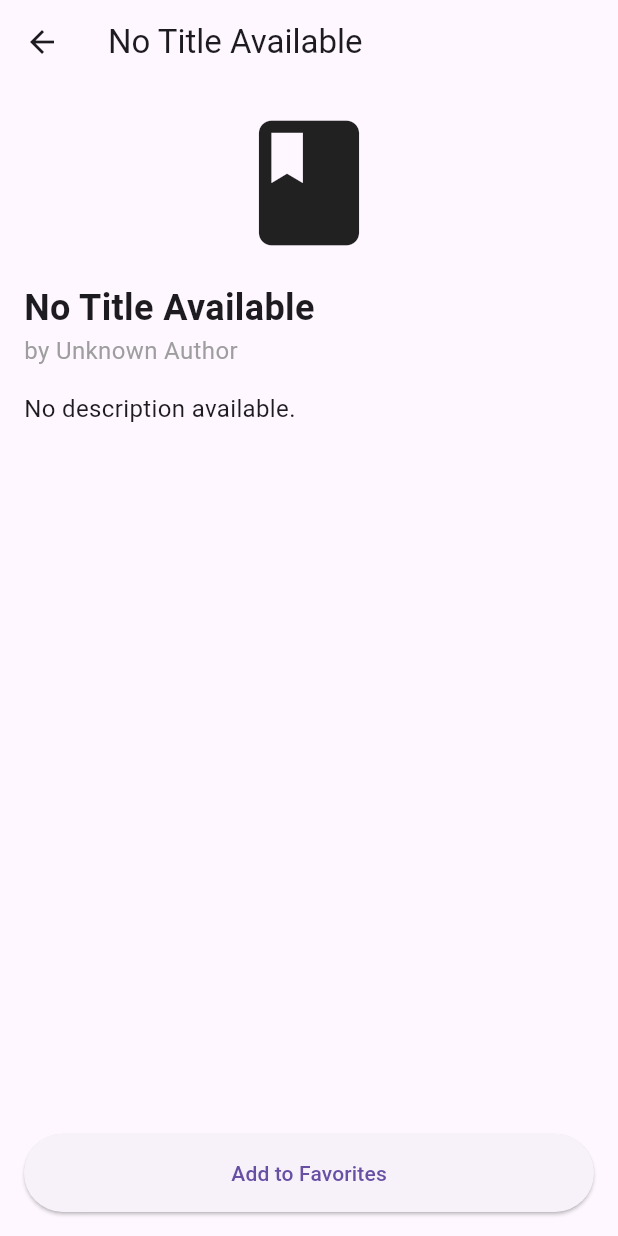
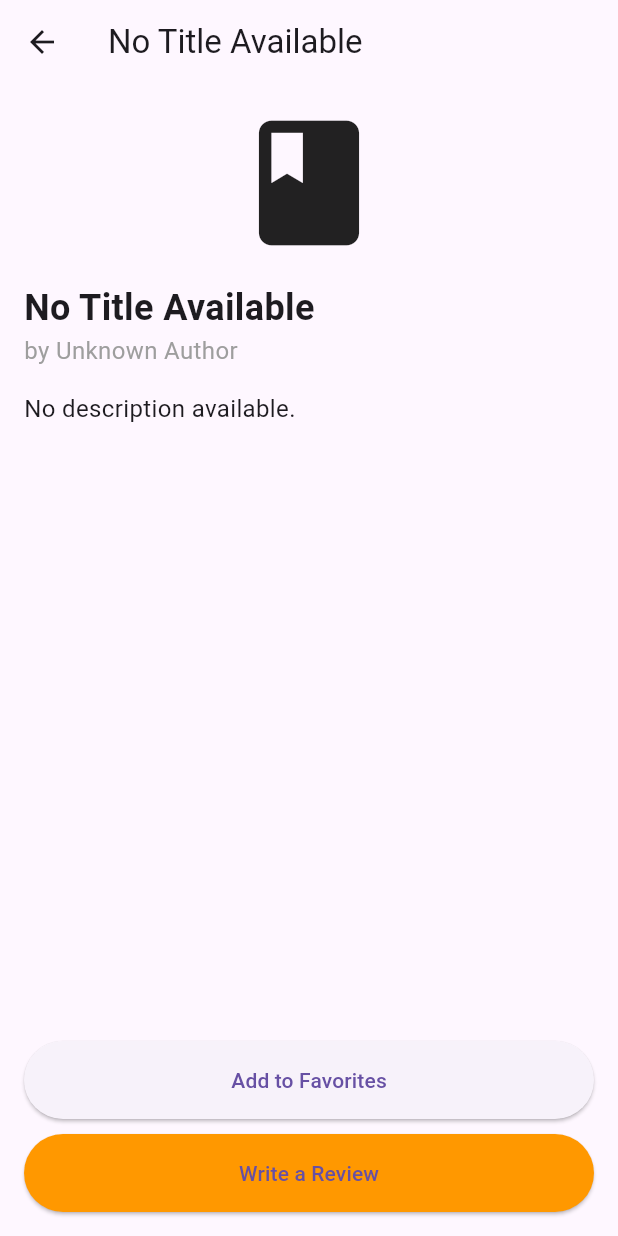
Before and after one commit to Jmorris104/project2, a Flutter app: the BookDetailsScreen screen opened directly with empty values, on a phone screen of 412 x 824 dp. Run offline on Flutter 3.47's test engine with Material 3 defaults, Android fonts, the phone set to English and light mode, and no system bars.

Commit message:
fixed the review section

```diff
--- a/lib/book_details.dart
+++ b/lib/book_details.dart
@@ -1,5 +1,5 @@
 import 'package:flutter/material.dart';
-
+import 'review_screen.dart';
 class BookDetailsScreen extends StatelessWidget {
   final Map<String, String> book;
   final List<Map<String, String>> favorites;
@@ -16,6 +16,9 @@ class BookDetailsScreen extends StatelessWidget {
     final String author = book['author'] ?? 'Unknown Author';
     final String description = book['description'] ?? 'No description available.';
     final String thumbnail = book['thumbnail'] ?? '';
+
+    // Simulated reviews map (you can integrate this with your existing structure)
+    final Map<String, List<Map<String, dynamic>>> reviews = {};
 
     return Scaffold(
       appBar: AppBar(
@@ -59,7 +62,9 @@ class BookDetailsScreen extends StatelessWidget {
           ),
           Padding(
             padding: const EdgeInsets.all(16.0),
-            child: ElevatedButton(
+            child: Column(
+              children: [
+                ElevatedButton(
                   onPressed: () {
                     final alreadyInFavorites = favorites.any(
                       (favBook) => favBook['title'] == title,
@@ -86,6 +91,29 @@ class BookDetailsScreen extends StatelessWidget {
                   ),
                   child: const Text("Add to Favorites"),
                 ),
+                const SizedBox(height: 10),
+                // Write Review Button
+                ElevatedButton(
+                  onPressed: () {
+                    Navigator.push(
+                      context,
+                      MaterialPageRoute(
+                        builder: (context) => WriteReviewScreen(
+                          book: book,
+                          reviews: reviews,
+                        ),
+                      ),
+                    );
+                  },
+                  style: ElevatedButton.styleFrom(
+                    padding: const EdgeInsets.symmetric(vertical: 16.0),
+                    minimumSize: const Size(double.infinity, 50),
+                    backgroundColor: Colors.orange,
+                  ),
+                  child: const Text("Write a Review"),
+                ),
+              ],
+            ),
           ),
         ],
       ),
```
Also changed, not shown: lib/review_screen.dart (added, +117 -0 lines). Lines whose indentation alone changed are shown as unchanged.
